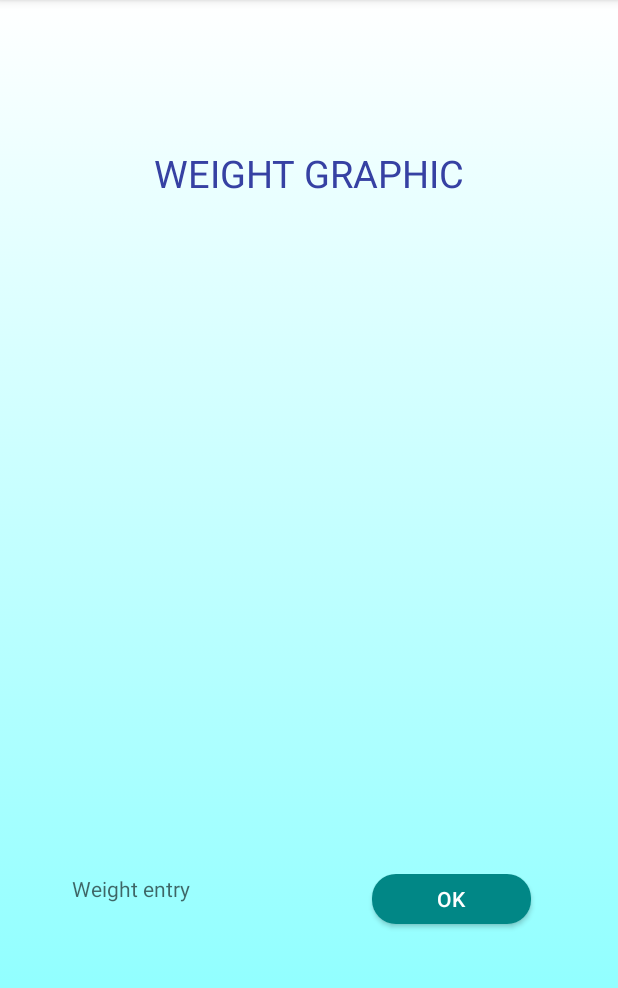
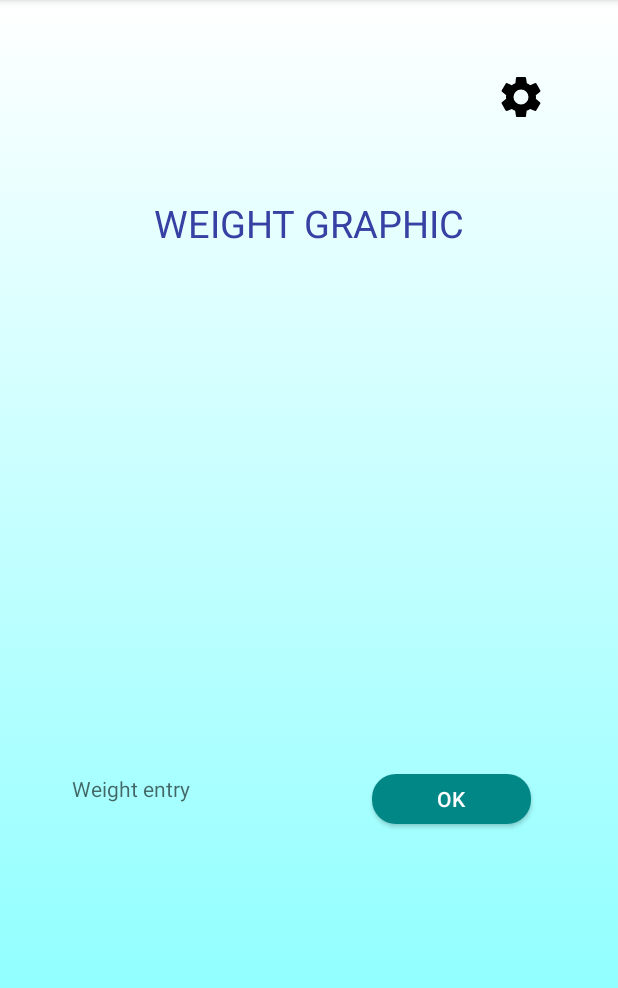
Before and after one commit to JoanMartinMartrus/HappyRoutine, an Android app: the Estadisticas_weight screen opened directly, with no data from a screen before it, on a phone screen of 412 x 824 dp, the part 84-1072 px from its top. Run offline under Robolectric (Android 15) with nearby library versions, the phone set to English and light mode, and no system bars; Roboto replaces fonts that are not available here.

Commit message:
change setting icon

```diff
--- /dev/null
+++ b/app/src/main/res/drawable/icon_settings.xml
@@ -0,0 +1,9 @@
+<vector xmlns:android="http://schemas.android.com/apk/res/android"
+        android:width="24dp"
+        android:height="24dp"
+        android:viewportWidth="24"
+        android:viewportHeight="24">
+    <path
+        android:fillColor="#FF000000"
+        android:pathData="M19.1,12.9a2.8,2.8 0,0 0,0.1 -0.9,2.8 2.8,0 0,0 -0.1,-0.9l2.1,-1.6a0.7,0.7 0,0 0,0.1 -0.6L19.4,5.5a0.7,0.7 0,0 0,-0.6 -0.2l-2.4,1a6.5,6.5 0,0 0,-1.6 -0.9l-0.4,-2.6a0.5,0.5 0,0 0,-0.5 -0.4H10.1a0.5,0.5 0,0 0,-0.5 0.4L9.3,5.4a5.6,5.6 0,0 0,-1.7 0.9l-2.4,-1a0.4,0.4 0,0 0,-0.5 0.2l-2,3.4c-0.1,0.2 0,0.4 0.2,0.6l2,1.6a2.8,2.8 0,0 0,-0.1 0.9,2.8 2.8,0 0,0 0.1,0.9L2.8,14.5a0.7,0.7 0,0 0,-0.1 0.6l1.9,3.4a0.7,0.7 0,0 0,0.6 0.2l2.4,-1a6.5,6.5 0,0 0,1.6 0.9l0.4,2.6a0.5,0.5 0,0 0,0.5 0.4h3.8a0.5,0.5 0,0 0,0.5 -0.4l0.3,-2.6a5.6,5.6 0,0 0,1.7 -0.9l2.4,1a0.4,0.4 0,0 0,0.5 -0.2l2,-3.4c0.1,-0.2 0,-0.4 -0.2,-0.6ZM12,15.6A3.6,3.6 0,1 1,15.6 12,3.6 3.6,0 0,1 12,15.6Z"/>
+</vector>
--- a/app/src/main/res/layout/activity_diet.xml
+++ b/app/src/main/res/layout/activity_diet.xml
@@ -17,7 +17,7 @@
         android:background="@null"
         app:layout_constraintEnd_toEndOf="parent"
         app:layout_constraintTop_toTopOf="parent"
-        app:srcCompat="@drawable/settings_button"
+        app:srcCompat="@drawable/icon_settings"
         android:onClick="goToSettings"/>
 
     <TextView
--- a/app/src/main/res/layout/activity_estadisticas_main.xml
+++ b/app/src/main/res/layout/activity_estadisticas_main.xml
@@ -12,7 +12,7 @@
         android:layout_width="33dp"
         android:layout_height="33dp"
         android:layout_gravity="right"
-        app:srcCompat="@drawable/settings_icon_1" />
+        app:srcCompat="@drawable/icon_settings"/>
 
     <View
         android:id="@+id/divider"
--- a/app/src/main/res/layout/activity_estadisticas_weight.xml
+++ b/app/src/main/res/layout/activity_estadisticas_weight.xml
@@ -1,11 +1,18 @@
 <?xml version="1.0" encoding="utf-8"?>
 <LinearLayout xmlns:android="http://schemas.android.com/apk/res/android"
+    xmlns:app="http://schemas.android.com/apk/res-auto"
     android:orientation="vertical"
     android:layout_width="match_parent"
     android:layout_height="match_parent"
     android:background="@drawable/gradient_background"
-    android:padding="48dp"
-    android:paddingTop="75dp">
+    android:padding="48dp">
+
+    <ImageView
+        android:id="@+id/settings"
+        android:layout_width="33dp"
+        android:layout_height="33dp"
+        android:layout_gravity="right"
+        app:srcCompat="@drawable/icon_settings"/>
 
     <View
         android:id="@+id/divider3"
@@ -30,7 +37,7 @@
     <LinearLayout
         android:id="@+id/pantalla"
         android:layout_width="match_parent"
-        android:layout_height="350dp"
+        android:layout_height="250dp"
         android:orientation="horizontal">
     </LinearLayout>
 
--- a/app/src/main/res/layout/activity_exercise.xml
+++ b/app/src/main/res/layout/activity_exercise.xml
@@ -29,7 +29,7 @@
         android:layout_marginEnd="0dp"
         app:layout_constraintEnd_toEndOf="parent"
         app:layout_constraintTop_toTopOf="parent"
-        app:srcCompat="@drawable/settings_button"
+        app:srcCompat="@drawable/icon_settings"
         android:background="@null"
         android:onClick="goToSettings"/>
 
--- a/app/src/main/res/layout/activity_routine.xml
+++ b/app/src/main/res/layout/activity_routine.xml
@@ -33,7 +33,7 @@
         android:onClick="goToSettings"
         app:layout_constraintEnd_toEndOf="parent"
         app:layout_constraintTop_toTopOf="parent"
-        app:srcCompat="@drawable/settings_button" />
+        app:srcCompat="@drawable/icon_settings" />
 
 
     <com.google.android.material.bottomnavigation.BottomNavigationView
```
Also changed, not shown: app/src/main/res/drawable/icon_diet.xml (added, +7 -0 lines), app/src/main/res/drawable/icon_exercise.xml (added, +13 -0 lines), app/src/main/res/drawable/icon_social.xml (added, +9 -0 lines), app/src/main/res/drawable/icon_stadistics.xml (added, +9 -0 lines), app/src/main/res/layout/activity_estadisticas_trainning_days.xml (+10 -3 lines), app/src/main/res/drawable-v24/settings_icon.png (deleted), app/src/main/res/drawable-v24/settings_icon_1.png (deleted), app/src/main/res/drawable/settings_button.png (deleted).
